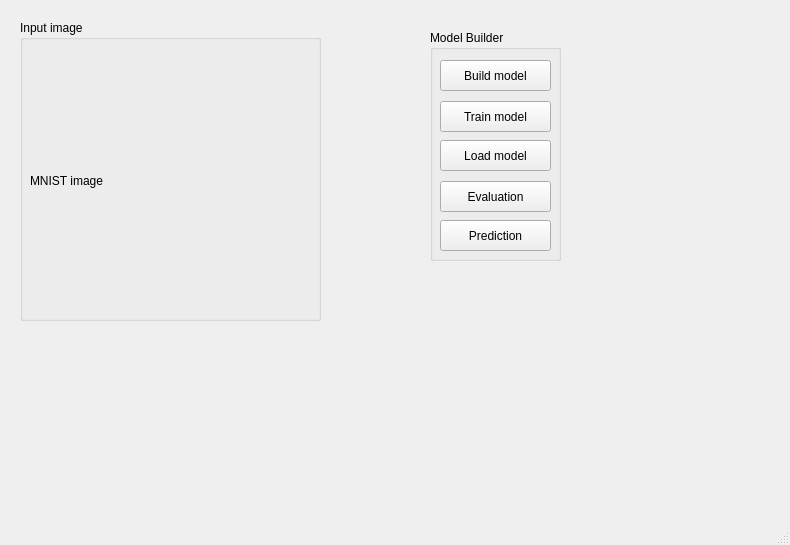
This is tf_testbed.ui in togheppi/PyQt as Qt 5 draws it before an edit. The edited form follows.
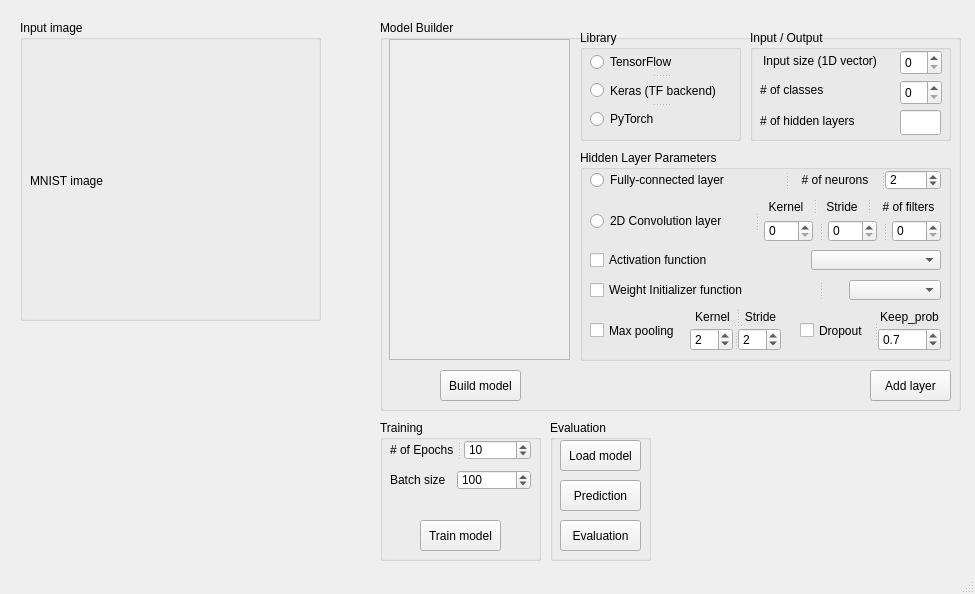
This is the edited form.

Diff of the .ui file:
```diff
--- a/tf_testbed.ui
+++ b/tf_testbed.ui
@@ -6,8 +6,8 @@
    <rect>
     <x>0</x>
     <y>0</y>
-    <width>790</width>
-    <height>545</height>
+    <width>975</width>
+    <height>594</height>
    </rect>
   </property>
   <property name="windowTitle">
@@ -43,21 +43,545 @@
    <widget class="QGroupBox" name="groupBox_2">
     <property name="geometry">
      <rect>
-      <x>430</x>
-      <y>30</y>
-      <width>131</width>
-      <height>231</height>
+      <x>380</x>
+      <y>20</y>
+      <width>581</width>
+      <height>391</height>
      </rect>
     </property>
     <property name="title">
      <string>Model Builder</string>
     </property>
+    <widget class="QWidget" name="verticalLayoutWidget">
+     <property name="geometry">
+      <rect>
+       <x>9</x>
+       <y>19</y>
+       <width>181</width>
+       <height>321</height>
+      </rect>
+     </property>
+     <layout class="QVBoxLayout" name="verticalLayout">
+      <item>
+       <widget class="QScrollArea" name="scrollArea">
+        <property name="widgetResizable">
+         <bool>true</bool>
+        </property>
+        <widget class="QWidget" name="scrollAreaWidgetContents">
+         <property name="geometry">
+          <rect>
+           <x>0</x>
+           <y>0</y>
+           <width>177</width>
+           <height>317</height>
+          </rect>
+         </property>
+        </widget>
+       </widget>
+      </item>
+     </layout>
+    </widget>
+    <widget class="QGroupBox" name="groupBox_library">
+     <property name="geometry">
+      <rect>
+       <x>200</x>
+       <y>10</y>
+       <width>161</width>
+       <height>111</height>
+      </rect>
+     </property>
+     <property name="title">
+      <string>Library</string>
+     </property>
+     <widget class="QSplitter" name="splitter_library">
+      <property name="geometry">
+       <rect>
+        <x>10</x>
+        <y>20</y>
+        <width>141</width>
+        <height>81</height>
+       </rect>
+      </property>
+      <property name="orientation">
+       <enum>Qt::Vertical</enum>
+      </property>
+      <widget class="QRadioButton" name="radioButton_tensorflow">
+       <property name="text">
+        <string>TensorFlow</string>
+       </property>
+      </widget>
+      <widget class="QRadioButton" name="radioButton_keras">
+       <property name="text">
+        <string>Keras (TF backend)</string>
+       </property>
+      </widget>
+      <widget class="QRadioButton" name="radioButton_pytorch">
+       <property name="text">
+        <string>PyTorch</string>
+       </property>
+      </widget>
+     </widget>
+    </widget>
+    <widget class="QGroupBox" name="groupBox_inputOutput">
+     <property name="geometry">
+      <rect>
+       <x>370</x>
+       <y>10</y>
+       <width>201</width>
+       <height>111</height>
+      </rect>
+     </property>
+     <property name="title">
+      <string>Input / Output</string>
+     </property>
+     <widget class="QLabel" name="label_numLayers">
+      <property name="geometry">
+       <rect>
+        <x>10</x>
+        <y>75</y>
+        <width>121</width>
+        <height>31</height>
+       </rect>
+      </property>
+      <property name="text">
+       <string># of hidden layers</string>
+      </property>
+     </widget>
+     <widget class="QSpinBox" name="spinBox_numClasses">
+      <property name="geometry">
+       <rect>
+        <x>150</x>
+        <y>50</y>
+        <width>42</width>
+        <height>25</height>
+       </rect>
+      </property>
+      <property name="font">
+       <font>
+        <pointsize>9</pointsize>
+       </font>
+      </property>
+     </widget>
+     <widget class="QSpinBox" name="spinBox_inputSize">
+      <property name="geometry">
+       <rect>
+        <x>150</x>
+        <y>20</y>
+        <width>42</width>
+        <height>25</height>
+       </rect>
+      </property>
+      <property name="font">
+       <font>
+        <pointsize>9</pointsize>
+       </font>
+      </property>
+     </widget>
+     <widget class="QLabel" name="label_inputSize">
+      <property name="geometry">
+       <rect>
+        <x>13</x>
+        <y>15</y>
+        <width>131</width>
+        <height>31</height>
+       </rect>
+      </property>
+      <property name="text">
+       <string>Input size (1D vector)</string>
+      </property>
+     </widget>
+     <widget class="QLabel" name="label_numClasses">
+      <property name="geometry">
+       <rect>
+        <x>10</x>
+        <y>44</y>
+        <width>101</width>
+        <height>31</height>
+       </rect>
+      </property>
+      <property name="text">
+       <string># of classes</string>
+      </property>
+     </widget>
+     <widget class="QLineEdit" name="lineEdit_numLayers">
+      <property name="geometry">
+       <rect>
+        <x>150</x>
+        <y>80</y>
+        <width>41</width>
+        <height>25</height>
+       </rect>
+      </property>
+      <property name="readOnly">
+       <bool>true</bool>
+      </property>
+     </widget>
+    </widget>
+    <widget class="QGroupBox" name="groupBox_hiddenLayer">
+     <property name="geometry">
+      <rect>
+       <x>200</x>
+       <y>130</y>
+       <width>371</width>
+       <height>211</height>
+      </rect>
+     </property>
+     <property name="title">
+      <string>Hidden Layer Parameters</string>
+     </property>
+     <widget class="QSplitter" name="splitter_CNN">
+      <property name="geometry">
+       <rect>
+        <x>10</x>
+        <y>50</y>
+        <width>351</width>
+        <height>42</height>
+       </rect>
+      </property>
+      <property name="orientation">
+       <enum>Qt::Horizontal</enum>
+      </property>
+      <property name="handleWidth">
+       <number>15</number>
+      </property>
+      <widget class="QRadioButton" name="radioButton_CNN">
+       <property name="text">
+        <string>2D Convolution layer</string>
+       </property>
+       <property name="checkable">
+        <bool>true</bool>
+       </property>
+       <property name="checked">
+        <bool>false</bool>
+       </property>
+      </widget>
+      <widget class="QWidget" name="">
+       <layout class="QVBoxLayout" name="verticalLayout_2">
+        <item>
+         <widget class="QSplitter" name="splitter_CNNLabel">
+          <property name="orientation">
+           <enum>Qt::Horizontal</enum>
+          </property>
+          <property name="handleWidth">
+           <number>14</number>
+          </property>
+          <widget class="QLabel" name="label_kernelSize">
+           <property name="text">
+            <string>Kernel</string>
+           </property>
+           <property name="alignment">
+            <set>Qt::AlignCenter</set>
+           </property>
+          </widget>
+          <widget class="QLabel" name="label_kernelStride">
+           <property name="text">
+            <string>Stride</string>
+           </property>
+           <property name="alignment">
+            <set>Qt::AlignCenter</set>
+           </property>
+          </widget>
+          <widget class="QLabel" name="label_numFilters">
+           <property name="text">
+            <string># of filters</string>
+           </property>
+           <property name="alignment">
+            <set>Qt::AlignCenter</set>
+           </property>
+          </widget>
+         </widget>
+        </item>
+        <item>
+         <widget class="QSplitter" name="splitter_CNNParam">
+          <property name="orientation">
+           <enum>Qt::Horizontal</enum>
+          </property>
+          <property name="handleWidth">
+           <number>15</number>
+          </property>
+          <widget class="QSpinBox" name="spinBox_kernelSize"/>
+          <widget class="QSpinBox" name="spinBox_kernelStride"/>
+          <widget class="QSpinBox" name="spinBox_numFilters"/>
+         </widget>
+        </item>
+       </layout>
+      </widget>
+     </widget>
+     <widget class="QSplitter" name="splitter_initFn">
+      <property name="geometry">
+       <rect>
+        <x>10</x>
+        <y>130</y>
+        <width>351</width>
+        <height>20</height>
+       </rect>
+      </property>
+      <property name="orientation">
+       <enum>Qt::Horizontal</enum>
+      </property>
+      <property name="handleWidth">
+       <number>56</number>
+      </property>
+      <widget class="QCheckBox" name="checkBox_initFn">
+       <property name="text">
+        <string>Weight Initializer function</string>
+       </property>
+      </widget>
+      <widget class="QComboBox" name="comboBox_initFn"/>
+     </widget>
+     <widget class="QSplitter" name="splitter_maxPooling">
+      <property name="geometry">
+       <rect>
+        <x>10</x>
+        <y>160</y>
+        <width>191</width>
+        <height>41</height>
+       </rect>
+      </property>
+      <property name="orientation">
+       <enum>Qt::Horizontal</enum>
+      </property>
+      <property name="handleWidth">
+       <number>0</number>
+      </property>
+      <widget class="QCheckBox" name="checkBox_maxPooling">
+       <property name="text">
+        <string>Max pooling</string>
+       </property>
+      </widget>
+      <widget class="QSplitter" name="splitter_6">
+       <property name="orientation">
+        <enum>Qt::Vertical</enum>
+       </property>
+       <widget class="QSplitter" name="splitter_poolLabel">
+        <property name="orientation">
+         <enum>Qt::Horizontal</enum>
+        </property>
+        <property name="handleWidth">
+         <number>5</number>
+        </property>
+        <widget class="QLabel" name="label_poolSize">
+         <property name="text">
+          <string>Kernel</string>
+         </property>
+         <property name="alignment">
+          <set>Qt::AlignCenter</set>
+         </property>
+        </widget>
+        <widget class="QLabel" name="label_poolStride">
+         <property name="text">
+          <string>Stride</string>
+         </property>
+         <property name="alignment">
+          <set>Qt::AlignCenter</set>
+         </property>
+        </widget>
+       </widget>
+       <widget class="QSplitter" name="splitter_poolParam">
+        <property name="orientation">
+         <enum>Qt::Horizontal</enum>
+        </property>
+        <property name="handleWidth">
+         <number>5</number>
+        </property>
+        <widget class="QSpinBox" name="spinBox_poolSize">
+         <property name="value">
+          <number>2</number>
+         </property>
+        </widget>
+        <widget class="QSpinBox" name="spinBox_poolStride">
+         <property name="value">
+          <number>2</number>
+         </property>
+        </widget>
+       </widget>
+      </widget>
+     </widget>
+     <widget class="QSplitter" name="splitter_dropOut">
+      <property name="geometry">
+       <rect>
+        <x>220</x>
+        <y>160</y>
+        <width>141</width>
+        <height>41</height>
+       </rect>
+      </property>
+      <property name="orientation">
+       <enum>Qt::Horizontal</enum>
+      </property>
+      <property name="handleWidth">
+       <number>5</number>
+      </property>
+      <widget class="QCheckBox" name="checkBox_dropOut">
+       <property name="text">
+        <string>Dropout</string>
+       </property>
+      </widget>
+      <widget class="QSplitter" name="splitter_keepProb">
+       <property name="orientation">
+        <enum>Qt::Vertical</enum>
+       </property>
+       <widget class="QLabel" name="label_keepProb">
+        <property name="text">
+         <string>Keep_prob</string>
+        </property>
+        <property name="alignment">
+         <set>Qt::AlignCenter</set>
+        </property>
+       </widget>
+       <widget class="QDoubleSpinBox" name="doubleSpinBox_keepProb">
+        <property name="decimals">
+         <number>1</number>
+        </property>
+        <property name="maximum">
+         <double>1.000000000000000</double>
+        </property>
+        <property name="singleStep">
+         <double>0.100000000000000</double>
+        </property>
+        <property name="value">
+         <double>0.700000000000000</double>
+        </property>
+       </widget>
+      </widget>
+     </widget>
+     <widget class="QSplitter" name="splitter_actFn">
+      <property name="geometry">
+       <rect>
+        <x>10</x>
+        <y>100</y>
+        <width>351</width>
+        <height>20</height>
+       </rect>
+      </property>
+      <property name="orientation">
+       <enum>Qt::Horizontal</enum>
+      </property>
+      <property name="handleWidth">
+       <number>0</number>
+      </property>
+      <widget class="QCheckBox" name="checkBox_actFn">
+       <property name="text">
+        <string>Activation function</string>
+       </property>
+      </widget>
+      <widget class="QComboBox" name="comboBox_actFn"/>
+     </widget>
+     <widget class="QSplitter" name="splitter_FC">
+      <property name="geometry">
+       <rect>
+        <x>10</x>
+        <y>20</y>
+        <width>351</width>
+        <height>20</height>
+       </rect>
+      </property>
+      <property name="orientation">
+       <enum>Qt::Horizontal</enum>
+      </property>
+      <widget class="QRadioButton" name="radioButton_FC">
+       <property name="text">
+        <string>Fully-connected layer</string>
+       </property>
+      </widget>
+      <widget class="QSplitter" name="splitter">
+       <property name="orientation">
+        <enum>Qt::Horizontal</enum>
+       </property>
+       <widget class="QLabel" name="label_numNeurons">
+        <property name="text">
+         <string># of neurons</string>
+        </property>
+        <property name="alignment">
+         <set>Qt::AlignCenter</set>
+        </property>
+       </widget>
+       <widget class="QSpinBox" name="spinBox_numNeurons">
+        <property name="value">
+         <number>2</number>
+        </property>
+       </widget>
+      </widget>
+     </widget>
+     <zorder>spinBox_kernelStride</zorder>
+     <zorder>doubleSpinBox_keepProb</zorder>
+     <zorder>comboBox_actFn</zorder>
+     <zorder>spinBox_poolSize</zorder>
+     <zorder>spinBox_kernelSize</zorder>
+     <zorder>comboBox_initFn</zorder>
+     <zorder>spinBox_poolStride</zorder>
+     <zorder>spinBox_kernelStride</zorder>
+     <zorder>doubleSpinBox_keepProb</zorder>
+     <zorder>comboBox_actFn</zorder>
+     <zorder>spinBox_poolSize</zorder>
+     <zorder>spinBox_kernelSize</zorder>
+     <zorder>comboBox_initFn</zorder>
+     <zorder>spinBox_poolStride</zorder>
+     <zorder>checkBox_actFn</zorder>
+     <zorder>checkBox_initFn</zorder>
+     <zorder>checkBox_maxPooling</zorder>
+     <zorder>checkBox_dropOut</zorder>
+     <zorder>spinBox_numFilters</zorder>
+     <zorder>radioButton_FC</zorder>
+     <zorder>radioButton_CNN</zorder>
+     <zorder>label_kernelSize</zorder>
+     <zorder>label_kernelStride</zorder>
+     <zorder>label_numFilters</zorder>
+     <zorder>spinBox_poolSize_2</zorder>
+     <zorder>spinBox_numNeurons</zorder>
+     <zorder>label_kernelStride_FC</zorder>
+     <zorder>label_numNeurons</zorder>
+     <zorder>label_kernelStride_3</zorder>
+     <zorder>label_kernelSize_2</zorder>
+     <zorder>label_poolStride</zorder>
+     <zorder>label_poolSize</zorder>
+     <zorder>label_keepProb</zorder>
+    </widget>
+    <widget class="QPushButton" name="AddLayer">
+     <property name="geometry">
+      <rect>
+       <x>490</x>
+       <y>350</y>
+       <width>81</width>
+       <height>31</height>
+      </rect>
+     </property>
+     <property name="text">
+      <string>Add layer</string>
+     </property>
+    </widget>
+    <widget class="QPushButton" name="BuildModel">
+     <property name="geometry">
+      <rect>
+       <x>60</x>
+       <y>350</y>
+       <width>81</width>
+       <height>31</height>
+      </rect>
+     </property>
+     <property name="text">
+      <string>Build model</string>
+     </property>
+    </widget>
+   </widget>
+   <widget class="QGroupBox" name="groupBox_training">
+    <property name="geometry">
+     <rect>
+      <x>380</x>
+      <y>420</y>
+      <width>161</width>
+      <height>141</height>
+     </rect>
+    </property>
+    <property name="title">
+     <string>Training</string>
+    </property>
     <widget class="QPushButton" name="TrainModel">
      <property name="geometry">
       <rect>
-       <x>10</x>
-       <y>71</y>
-       <width>111</width>
+       <x>40</x>
+       <y>100</y>
+       <width>81</width>
        <height>31</height>
       </rect>
      </property>
@@ -65,12 +589,86 @@
       <string>Train model</string>
      </property>
     </widget>
+    <widget class="QSplitter" name="splitter_batchSize">
+     <property name="geometry">
+      <rect>
+       <x>10</x>
+       <y>50</y>
+       <width>141</width>
+       <height>20</height>
+      </rect>
+     </property>
+     <property name="orientation">
+      <enum>Qt::Horizontal</enum>
+     </property>
+     <property name="handleWidth">
+      <number>0</number>
+     </property>
+     <widget class="QLabel" name="label_batchSize">
+      <property name="text">
+       <string>Batch size</string>
+      </property>
+     </widget>
+     <widget class="QSpinBox" name="spinBox_batchSize">
+      <property name="maximum">
+       <number>10000</number>
+      </property>
+      <property name="singleStep">
+       <number>1</number>
+      </property>
+      <property name="value">
+       <number>100</number>
+      </property>
+     </widget>
+    </widget>
+    <widget class="QSplitter" name="splitter_numEpochs">
+     <property name="geometry">
+      <rect>
+       <x>10</x>
+       <y>20</y>
+       <width>141</width>
+       <height>20</height>
+      </rect>
+     </property>
+     <property name="orientation">
+      <enum>Qt::Horizontal</enum>
+     </property>
+     <property name="handleWidth">
+      <number>10</number>
+     </property>
+     <widget class="QLabel" name="label_numEpochs">
+      <property name="text">
+       <string># of Epochs</string>
+      </property>
+     </widget>
+     <widget class="QSpinBox" name="spinBox_numEpochs">
+      <property name="maximum">
+       <number>100000</number>
+      </property>
+      <property name="value">
+       <number>10</number>
+      </property>
+     </widget>
+    </widget>
+   </widget>
+   <widget class="QGroupBox" name="groupBox_evaluation">
+    <property name="geometry">
+     <rect>
+      <x>550</x>
+      <y>420</y>
+      <width>101</width>
+      <height>141</height>
+     </rect>
+    </property>
+    <property name="title">
+     <string>Evaluation</string>
+    </property>
     <widget class="QPushButton" name="Evaluation">
      <property name="geometry">
       <rect>
        <x>10</x>
-       <y>151</y>
-       <width>111</width>
+       <y>100</y>
+       <width>81</width>
        <height>31</height>
       </rect>
      </property>
@@ -82,8 +680,8 @@
      <property name="geometry">
       <rect>
        <x>10</x>
-       <y>190</y>
-       <width>111</width>
+       <y>60</y>
+       <width>81</width>
        <height>31</height>
       </rect>
      </property>
@@ -91,25 +689,12 @@
       <string>Prediction</string>
      </property>
     </widget>
-    <widget class="QPushButton" name="BuildModel">
-     <property name="geometry">
-      <rect>
-       <x>10</x>
-       <y>30</y>
-       <width>111</width>
-       <height>31</height>
-      </rect>
-     </property>
-     <property name="text">
-      <string>Build model</string>
-     </property>
-    </widget>
     <widget class="QPushButton" name="LoadModel">
      <property name="geometry">
       <rect>
        <x>10</x>
-       <y>110</y>
-       <width>111</width>
+       <y>20</y>
+       <width>81</width>
        <height>31</height>
       </rect>
      </property>
```
Left out of the diff: 2 changed lines with no effect on the pictures.
